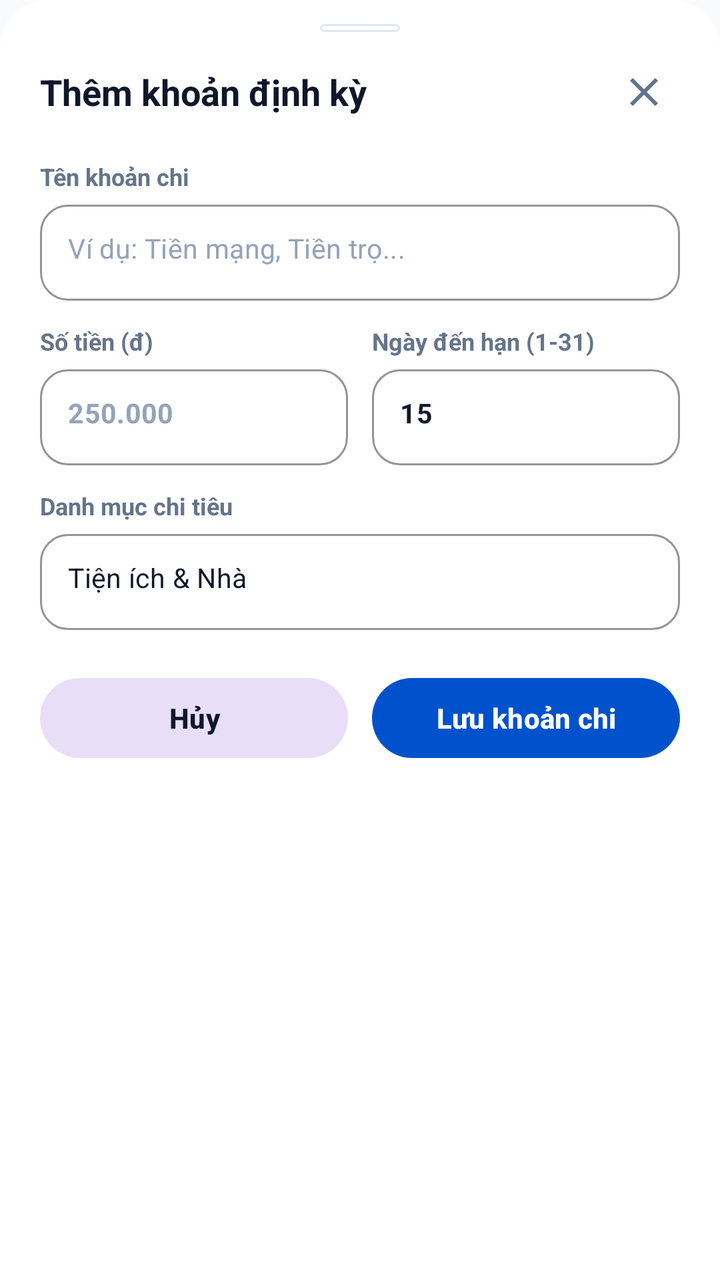
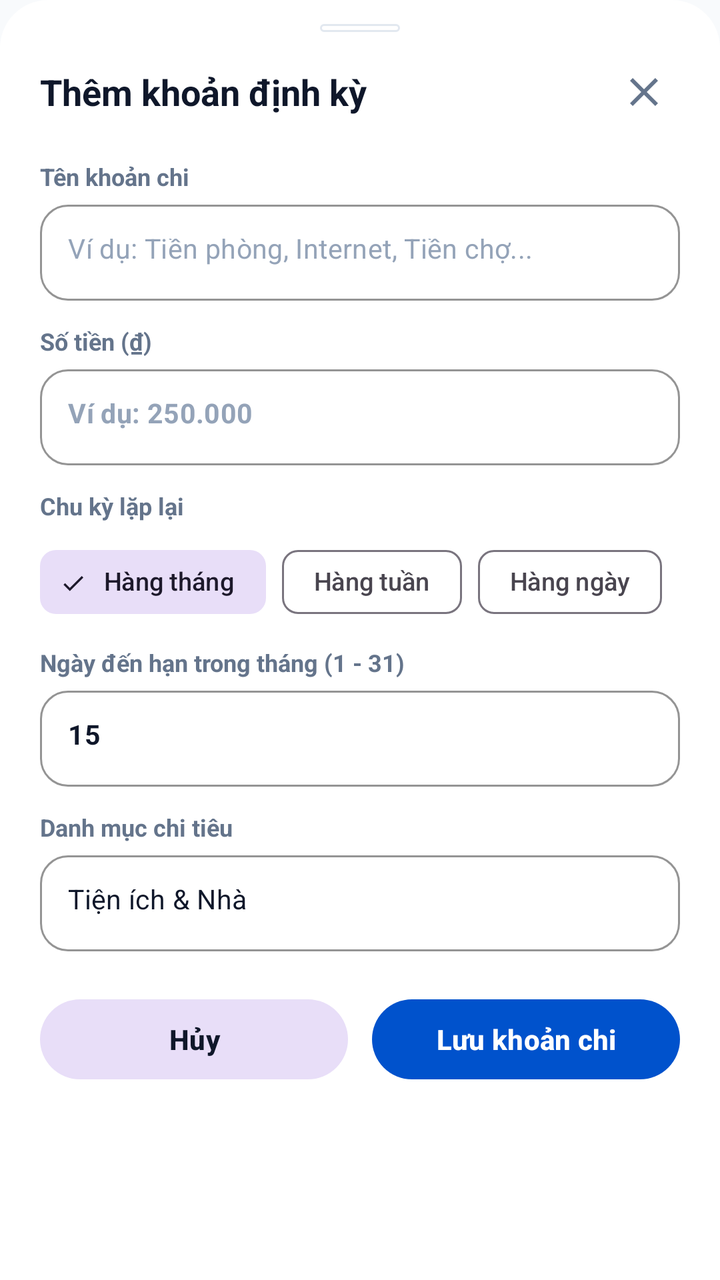

Compare the two renders of this Android layout. The source of the first and the diff that turns it into the second are given below.
<!-- AndroidManifest.xml: application theme Theme.SharedFund -->
<!-- res/layout/bottom_sheet_create_recurring_rule.xml -->
<?xml version="1.0" encoding="utf-8"?>
<LinearLayout xmlns:android="http://schemas.android.com/apk/res/android"
    xmlns:app="http://schemas.android.com/apk/res-auto"
    android:layout_width="match_parent"
    android:layout_height="wrap_content"
    android:background="@drawable/bg_bottom_sheet"
    android:orientation="vertical"
    android:paddingStart="20dp"
    android:paddingTop="12dp"
    android:paddingEnd="20dp"
    android:paddingBottom="28dp">

    <View
        android:layout_width="40dp"
        android:layout_height="4dp"
        android:layout_gravity="center_horizontal"
        android:layout_marginBottom="12dp"
        android:background="@drawable/bg_card" />

    <RelativeLayout
        android:layout_width="match_parent"
        android:layout_height="wrap_content"
        android:layout_marginBottom="16dp">

        <TextView
            android:layout_width="wrap_content"
            android:layout_height="wrap_content"
            android:layout_alignParentStart="true"
            android:layout_centerVertical="true"
            android:text="Thêm khoản định kỳ"
            android:textColor="@color/text_primary"
            android:textSize="18sp"
            android:textStyle="bold" />

        <ImageButton
            android:id="@+id/btnCreateRecurringClose"
            android:layout_width="36dp"
            android:layout_height="36dp"
            android:layout_alignParentEnd="true"
            android:layout_centerVertical="true"
            android:background="?attr/selectableItemBackgroundBorderless"
            android:contentDescription="Đóng"
            android:src="@drawable/ic_close"
            app:tint="@color/text_secondary" />
    </RelativeLayout>

    <TextView
        android:layout_width="wrap_content"
        android:layout_height="wrap_content"
        android:layout_marginBottom="6dp"
        android:text="Tên khoản chi"
        android:textColor="@color/text_secondary"
        android:textSize="12sp"
        android:textStyle="bold" />

    <com.google.android.material.textfield.TextInputLayout
        style="@style/Widget.MaterialComponents.TextInputLayout.OutlinedBox"
        android:layout_width="match_parent"
        android:layout_height="wrap_content"
        app:boxCornerRadiusBottomEnd="14dp"
        app:boxCornerRadiusBottomStart="14dp"
        app:boxCornerRadiusTopEnd="14dp"
        app:boxCornerRadiusTopStart="14dp"
        app:boxStrokeColor="@color/primary"
        app:hintEnabled="false">

        <com.google.android.material.textfield.TextInputEditText
            android:id="@+id/etRecurringTitle"
            android:layout_width="match_parent"
            android:layout_height="48dp"
            android:hint="Ví dụ: Tiền mạng, Tiền trọ..."
            android:inputType="textCapSentences"
            android:maxLines="1"
            android:paddingStart="14dp"
            android:paddingEnd="14dp"
            android:textColor="@color/text_primary"
            android:textColorHint="@color/text_tertiary"
            android:textSize="13.5sp" />
    </com.google.android.material.textfield.TextInputLayout>

    <LinearLayout
        android:layout_width="match_parent"
        android:layout_height="wrap_content"
        android:layout_marginTop="12dp"
        android:orientation="horizontal"
        android:weightSum="2">

        <LinearLayout
            android:layout_width="0dp"
            android:layout_height="wrap_content"
            android:layout_marginEnd="6dp"
            android:layout_weight="1"
            android:orientation="vertical">

            <TextView
                android:layout_width="wrap_content"
                android:layout_height="wrap_content"
                android:layout_marginBottom="6dp"
                android:text="Số tiền (đ)"
                android:textColor="@color/text_secondary"
                android:textSize="12sp"
                android:textStyle="bold" />

            <com.google.android.material.textfield.TextInputLayout
                style="@style/Widget.MaterialComponents.TextInputLayout.OutlinedBox"
                android:layout_width="match_parent"
                android:layout_height="wrap_content"
                app:boxCornerRadiusBottomEnd="14dp"
                app:boxCornerRadiusBottomStart="14dp"
                app:boxCornerRadiusTopEnd="14dp"
                app:boxCornerRadiusTopStart="14dp"
                app:boxStrokeColor="@color/primary"
                app:hintEnabled="false">

                <com.google.android.material.textfield.TextInputEditText
                    android:id="@+id/etRecurringAmount"
                    android:layout_width="match_parent"
                    android:layout_height="48dp"
                    android:hint="250.000"
                    android:inputType="number"
                    android:maxLines="1"
                    android:paddingStart="14dp"
                    android:paddingEnd="14dp"
                    android:textColor="@color/text_primary"
                    android:textColorHint="@color/text_tertiary"
                    android:textSize="13.5sp"
                    android:textStyle="bold" />
            </com.google.android.material.textfield.TextInputLayout>
        </LinearLayout>

        <LinearLayout
            android:layout_width="0dp"
            android:layout_height="wrap_content"
            android:layout_marginStart="6dp"
            android:layout_weight="1"
            android:orientation="vertical">

            <TextView
                android:layout_width="wrap_content"
                android:layout_height="wrap_content"
                android:layout_marginBottom="6dp"
                android:text="Ngày đến hạn (1-31)"
                android:textColor="@color/text_secondary"
                android:textSize="12sp"
                android:textStyle="bold" />

            <com.google.android.material.textfield.TextInputLayout
                style="@style/Widget.MaterialComponents.TextInputLayout.OutlinedBox"
                android:layout_width="match_parent"
                android:layout_height="wrap_content"
                app:boxCornerRadiusBottomEnd="14dp"
                app:boxCornerRadiusBottomStart="14dp"
                app:boxCornerRadiusTopEnd="14dp"
                app:boxCornerRadiusTopStart="14dp"
                app:boxStrokeColor="@color/primary"
                app:hintEnabled="false">

                <com.google.android.material.textfield.TextInputEditText
                    android:id="@+id/etRecurringDay"
                    android:layout_width="match_parent"
                    android:layout_height="48dp"
                    android:hint="15"
                    android:inputType="number"
                    android:maxLines="1"
                    android:paddingStart="14dp"
                    android:paddingEnd="14dp"
                    android:text="15"
                    android:textColor="@color/text_primary"
                    android:textSize="13.5sp"
                    android:textStyle="bold" />
            </com.google.android.material.textfield.TextInputLayout>
        </LinearLayout>
    </LinearLayout>

    <TextView
        android:layout_width="wrap_content"
        android:layout_height="wrap_content"
        android:layout_marginTop="12dp"
        android:layout_marginBottom="6dp"
        android:text="Danh mục chi tiêu"
        android:textColor="@color/text_secondary"
        android:textSize="12sp"
        android:textStyle="bold" />

    <com.google.android.material.textfield.TextInputLayout
        style="@style/Widget.MaterialComponents.TextInputLayout.OutlinedBox"
        android:layout_width="match_parent"
        android:layout_height="wrap_content"
        app:boxCornerRadiusBottomEnd="14dp"
        app:boxCornerRadiusBottomStart="14dp"
        app:boxCornerRadiusTopEnd="14dp"
        app:boxCornerRadiusTopStart="14dp"
        app:boxStrokeColor="@color/primary"
        app:hintEnabled="false">

        <com.google.android.material.textfield.TextInputEditText
            android:id="@+id/etRecurringCategory"
            android:layout_width="match_parent"
            android:layout_height="48dp"
            android:hint="Ví dụ: Tiện ích &amp; Nhà, Tiền phòng..."
            android:inputType="text"
            android:maxLines="1"
            android:paddingStart="14dp"
            android:paddingEnd="14dp"
            android:text="Tiện ích &amp; Nhà"
            android:textColor="@color/text_primary"
            android:textSize="13.5sp" />
    </com.google.android.material.textfield.TextInputLayout>

    <LinearLayout
        android:layout_width="match_parent"
        android:layout_height="wrap_content"
        android:layout_marginTop="20dp"
        android:orientation="horizontal"
        android:weightSum="2">

        <com.google.android.material.button.MaterialButton
            android:id="@+id/btnCancelRecurringRule"
            style="@style/Widget.Material3.Button.TonalButton"
            android:layout_width="0dp"
            android:layout_height="48dp"
            android:layout_marginEnd="6dp"
            android:layout_weight="1"
            android:text="Hủy"
            android:textColor="@color/text_primary"
            android:textSize="14sp"
            android:textStyle="bold"
            app:cornerRadius="24dp" />

        <com.google.android.material.button.MaterialButton
            android:id="@+id/btnSubmitRecurringRule"
            android:layout_width="0dp"
            android:layout_height="48dp"
            android:layout_marginStart="6dp"
            android:layout_weight="1"
            android:text="Lưu khoản chi"
            android:textSize="14sp"
            android:textStyle="bold"
            app:cornerRadius="24dp" />
    </LinearLayout>
</LinearLayout>
<!-- resources referenced by this layout -->
<resources>
  <color name="primary">#0052CC</color>
  <color name="text_primary">#0F172A</color>
  <color name="text_secondary">#64748B</color>
  <color name="text_tertiary">#94A3B8</color>
  <!-- drawable bg_bottom_sheet (drawable) -->
  <?xml version="1.0" encoding="utf-8"?>
  <shape xmlns:android="http://schemas.android.com/apk/res/android"
      android:shape="rectangle">
      <solid android:color="@color/surface" />
      <corners
          android:topLeftRadius="24dp"
          android:topRightRadius="24dp"
          android:bottomLeftRadius="0dp"
          android:bottomRightRadius="0dp" />
  </shape>
  <!-- drawable bg_card (drawable) -->
  <?xml version="1.0" encoding="utf-8"?>
  <shape xmlns:android="http://schemas.android.com/apk/res/android"
      android:shape="rectangle">
      <solid android:color="@color/surface" />
      <corners android:radius="16dp" />
      <stroke android:width="1dp" android:color="@color/border" />
  </shape>
  <!-- drawable ic_close (drawable) -->
  <vector xmlns:android="http://schemas.android.com/apk/res/android"
      android:width="24dp"
      android:height="24dp"
      android:viewportWidth="24"
      android:viewportHeight="24">
      <path
          android:fillColor="#FF000000"
          android:pathData="M19,6.41L17.59,5 12,10.59 6.41,5 5,6.41 10.59,12 5,17.59 6.41,19 12,13.41 17.59,19 19,17.59 13.41,12z" />
  </vector>
  <style name="Theme.SharedFund" parent="Base.Theme.SharedFund" />
  <color name="surface">#FFFFFF</color>
  <color name="border">#E2E8F0</color>
  <style name="Base.Theme.SharedFund" parent="Theme.Material3.Light.NoActionBar">
  
          <item name="colorPrimary">@color/primary</item>
  
          <item name="colorPrimaryDark">@color/primary_dark</item>
  
          <item name="colorSecondary">@color/accent_income</item>
  
          <item name="android:statusBarColor">@color/surface</item>
  
          <item name="android:windowLightStatusBar">true</item>
  
          <item name="android:windowBackground">@color/background</item>
  
          <item name="colorSurface">@color/surface</item>
  
          <item name="colorOnSurface">@color/text_primary</item>
  
          <item name="android:textColorPrimary">@color/text_primary</item>
  
          <item name="android:textColorSecondary">@color/text_secondary</item>
  
          <item name="android:textColorHint">@color/text_secondary</item>
  
          <item name="editTextColor">@color/text_primary</item>
  
      </style>
  <color name="primary_dark">#003D99</color>
  <color name="accent_income">#10B981</color>
  <color name="background">#F8FAFC</color>
</resources>

<!-- the commit's change to res/layout/bottom_sheet_create_recurring_rule.xml (unified diff, before → after) -->
@@ -68,7 +68,7 @@
             android:id="@+id/etRecurringTitle"
             android:layout_width="match_parent"
             android:layout_height="48dp"
-            android:hint="Ví dụ: Tiền mạng, Tiền trọ..."
+            android:hint="Ví dụ: Tiền phòng, Internet, Tiền chợ..."
             android:inputType="textCapSentences"
             android:maxLines="1"
             android:paddingStart="14dp"
@@ -78,98 +78,213 @@
             android:textSize="13.5sp" />
     </com.google.android.material.textfield.TextInputLayout>
 
+    <TextView
+        android:layout_width="wrap_content"
+        android:layout_height="wrap_content"
+        android:layout_marginTop="12dp"
+        android:layout_marginBottom="6dp"
+        android:text="Số tiền (₫)"
+        android:textColor="@color/text_secondary"
+        android:textSize="12sp"
+        android:textStyle="bold" />
+
+    <com.google.android.material.textfield.TextInputLayout
+        style="@style/Widget.MaterialComponents.TextInputLayout.OutlinedBox"
+        android:layout_width="match_parent"
+        android:layout_height="wrap_content"
+        app:boxCornerRadiusBottomEnd="14dp"
+        app:boxCornerRadiusBottomStart="14dp"
+        app:boxCornerRadiusTopEnd="14dp"
+        app:boxCornerRadiusTopStart="14dp"
+        app:boxStrokeColor="@color/primary"
+        app:hintEnabled="false">
+
+        <com.google.android.material.textfield.TextInputEditText
+            android:id="@+id/etRecurringAmount"
+            android:layout_width="match_parent"
+            android:layout_height="48dp"
+            android:hint="Ví dụ: 250.000"
+            android:inputType="number"
+            android:maxLines="1"
+            android:paddingStart="14dp"
+            android:paddingEnd="14dp"
+            android:textColor="@color/text_primary"
+            android:textColorHint="@color/text_tertiary"
+            android:textSize="13.5sp"
+            android:textStyle="bold" />
+    </com.google.android.material.textfield.TextInputLayout>
+
+    <TextView
+        android:layout_width="wrap_content"
+        android:layout_height="wrap_content"
+        android:layout_marginTop="12dp"
+        android:layout_marginBottom="6dp"
+        android:text="Chu kỳ lặp lại"
+        android:textColor="@color/text_secondary"
+        android:textSize="12sp"
+        android:textStyle="bold" />
+
+    <com.google.android.material.chip.ChipGroup
+        android:id="@+id/chipGroupFrequency"
+        android:layout_width="match_parent"
+        android:layout_height="wrap_content"
+        app:singleSelection="true">
+
+        <com.google.android.material.chip.Chip
+            android:id="@+id/chipMonthly"
+            style="@style/Widget.Material3.Chip.Filter"
+            android:layout_width="wrap_content"
+            android:layout_height="wrap_content"
+            android:checked="true"
+            android:text="Hàng tháng"
+            android:textSize="12.5sp" />
+
+        <com.google.android.material.chip.Chip
+            android:id="@+id/chipWeekly"
+            style="@style/Widget.Material3.Chip.Filter"
+            android:layout_width="wrap_content"
+            android:layout_height="wrap_content"
+            android:text="Hàng tuần"
+            android:textSize="12.5sp" />
+
+        <com.google.android.material.chip.Chip
+            android:id="@+id/chipDaily"
+            style="@style/Widget.Material3.Chip.Filter"
+            android:layout_width="wrap_content"
+            android:layout_height="wrap_content"
+            android:text="Hàng ngày"
+            android:textSize="12.5sp" />
+    </com.google.android.material.chip.ChipGroup>
+
     <LinearLayout
-        android:layout_width="match_parent"
-        android:layout_height="wrap_content"
-        android:layout_marginTop="12dp"
-        android:orientation="horizontal"
-        android:weightSum="2">
-
-        <LinearLayout
-            android:layout_width="0dp"
-            android:layout_height="wrap_content"
-            android:layout_marginEnd="6dp"
-            android:layout_weight="1"
-            android:orientation="vertical">
-
-            <TextView
+        android:id="@+id/layoutMonthlyDayPicker"
+        android:layout_width="match_parent"
+        android:layout_height="wrap_content"
+        android:layout_marginTop="8dp"
+        android:orientation="vertical">
+
+        <TextView
+            android:layout_width="wrap_content"
+            android:layout_height="wrap_content"
+            android:layout_marginBottom="6dp"
+            android:text="Ngày đến hạn trong tháng (1 - 31)"
+            android:textColor="@color/text_secondary"
+            android:textSize="12sp"
+            android:textStyle="bold" />
+
+        <com.google.android.material.textfield.TextInputLayout
+            style="@style/Widget.MaterialComponents.TextInputLayout.OutlinedBox"
+            android:layout_width="match_parent"
+            android:layout_height="wrap_content"
+            app:boxCornerRadiusBottomEnd="14dp"
+            app:boxCornerRadiusBottomStart="14dp"
+            app:boxCornerRadiusTopEnd="14dp"
+            app:boxCornerRadiusTopStart="14dp"
+            app:boxStrokeColor="@color/primary"
+            app:hintEnabled="false">
+
+            <com.google.android.material.textfield.TextInputEditText
+                android:id="@+id/etRecurringDay"
+                android:layout_width="match_parent"
+                android:layout_height="48dp"
+                android:hint="Ví dụ: 15"
+                android:inputType="number"
+                android:maxLines="1"
+                android:paddingStart="14dp"
+                android:paddingEnd="14dp"
+                android:text="15"
+                android:textColor="@color/text_primary"
+                android:textSize="13.5sp"
+                android:textStyle="bold" />
+        </com.google.android.material.textfield.TextInputLayout>
+    </LinearLayout>
+
+    <LinearLayout
+        android:id="@+id/layoutWeeklyDayPicker"
+        android:layout_width="match_parent"
+        android:layout_height="wrap_content"
+        android:layout_marginTop="8dp"
+        android:orientation="vertical"
+        android:visibility="gone">
+
+        <TextView
+            android:layout_width="wrap_content"
+            android:layout_height="wrap_content"
+            android:layout_marginBottom="6dp"
+            android:text="Thứ lặp lại trong tuần"
+            android:textColor="@color/text_secondary"
+            android:textSize="12sp"
+            android:textStyle="bold" />
+
+        <HorizontalScrollView
+            android:layout_width="match_parent"
+            android:layout_height="wrap_content"
+            android:scrollbars="none">
+
+            <com.google.android.material.chip.ChipGroup
+                android:id="@+id/chipGroupWeekDays"
                 android:layout_width="wrap_content"
                 android:layout_height="wrap_content"
-                android:layout_marginBottom="6dp"
-                android:text="Số tiền (đ)"
-                android:textColor="@color/text_secondary"
-                android:textSize="12sp"
-                android:textStyle="bold" />
-
-            <com.google.android.material.textfield.TextInputLayout
-                style="@style/Widget.MaterialComponents.TextInputLayout.OutlinedBox"
-                android:layout_width="match_parent"
-                android:layout_height="wrap_content"
-                app:boxCornerRadiusBottomEnd="14dp"
-                app:boxCornerRadiusBottomStart="14dp"
-                app:boxCornerRadiusTopEnd="14dp"
-                app:boxCornerRadiusTopStart="14dp"
-                app:boxStrokeColor="@color/primary"
-                app:hintEnabled="false">
-
-                <com.google.android.material.textfield.TextInputEditText
-                    android:id="@+id/etRecurringAmount"
-                    android:layout_width="match_parent"
-                    android:layout_height="48dp"
-                    android:hint="250.000"
-                    android:inputType="number"
-                    android:maxLines="1"
-                    android:paddingStart="14dp"
-                    android:paddingEnd="14dp"
-                    android:textColor="@color/text_primary"
-                    android:textColorHint="@color/text_tertiary"
-                    android:textSize="13.5sp"
-                    android:textStyle="bold" />
-            </com.google.android.material.textfield.TextInputLayout>
-        </LinearLayout>
-
-        <LinearLayout
-            android:layout_width="0dp"
-            android:layout_height="wrap_content"
-            android:layout_marginStart="6dp"
-            android:layout_weight="1"
-            android:orientation="vertical">
-
-            <TextView
-                android:layout_width="wrap_content"
-                android:layout_height="wrap_content"
-                android:layout_marginBottom="6dp"
-                android:text="Ngày đến hạn (1-31)"
-                android:textColor="@color/text_secondary"
-                android:textSize="12sp"
-                android:textStyle="bold" />
-
-            <com.google.android.material.textfield.TextInputLayout
-                style="@style/Widget.MaterialComponents.TextInputLayout.OutlinedBox"
-                android:layout_width="match_parent"
-                android:layout_height="wrap_content"
-                app:boxCornerRadiusBottomEnd="14dp"
-                app:boxCornerRadiusBottomStart="14dp"
-                app:boxCornerRadiusTopEnd="14dp"
-                app:boxCornerRadiusTopStart="14dp"
-                app:boxStrokeColor="@color/primary"
-                app:hintEnabled="false">
-
-                <com.google.android.material.textfield.TextInputEditText
-                    android:id="@+id/etRecurringDay"
-                    android:layout_width="match_parent"
-                    android:layout_height="48dp"
-                    android:hint="15"
-                    android:inputType="number"
-                    android:maxLines="1"
-                    android:paddingStart="14dp"
-                    android:paddingEnd="14dp"
-                    android:text="15"
-                    android:textColor="@color/text_primary"
-                    android:textSize="13.5sp"
-                    android:textStyle="bold" />
-            </com.google.android.material.textfield.TextInputLayout>
-        </LinearLayout>
+                app:singleSelection="true">
+
+                <com.google.android.material.chip.Chip
+                    android:id="@+id/chipDayMon"
+                    style="@style/Widget.Material3.Chip.Filter"
+                    android:layout_width="wrap_content"
+                    android:layout_height="wrap_content"
+                    android:checked="true"
+                    android:tag="2"
+                    android:text="Thứ 2" />
+
+                <com.google.android.material.chip.Chip
+                    android:id="@+id/chipDayTue"
+                    style="@style/Widget.Material3.Chip.Filter"
+                    android:layout_width="wrap_content"
+                    android:layout_height="wrap_content"
+                    android:tag="3"
+                    android:text="Thứ 3" />
+
+                <com.google.android.material.chip.Chip
+                    android:id="@+id/chipDayWed"
+                    style="@style/Widget.Material3.Chip.Filter"
+                    android:layout_width="wrap_content"
+                    android:layout_height="wrap_content"
+                    android:tag="4"
+                    android:text="Thứ 4" />
+
+                <com.google.android.material.chip.Chip
+                    android:id="@+id/chipDayThu"
+                    style="@style/Widget.Material3.Chip.Filter"
+                    android:layout_width="wrap_content"
+                    android:layout_height="wrap_content"
+                    android:tag="5"
+                    android:text="Thứ 5" />
+
+                <com.google.android.material.chip.Chip
+                    android:id="@+id/chipDayFri"
+                    style="@style/Widget.Material3.Chip.Filter"
+                    android:layout_width="wrap_content"
+                    android:layout_height="wrap_content"
+                    android:tag="6"
+                    android:text="Thứ 6" />
+
+                <com.google.android.material.chip.Chip
+                    android:id="@+id/chipDaySat"
+                    style="@style/Widget.Material3.Chip.Filter"
+                    android:layout_width="wrap_content"
+                    android:layout_height="wrap_content"
+                    android:tag="7"
+                    android:text="Thứ 7" />
+
+                <com.google.android.material.chip.Chip
+                    android:id="@+id/chipDaySun"
+                    style="@style/Widget.Material3.Chip.Filter"
+                    android:layout_width="wrap_content"
+                    android:layout_height="wrap_content"
+                    android:tag="1"
+                    android:text="Chủ nhật" />
+            </com.google.android.material.chip.ChipGroup>
+        </HorizontalScrollView>
     </LinearLayout>
 
     <TextView
